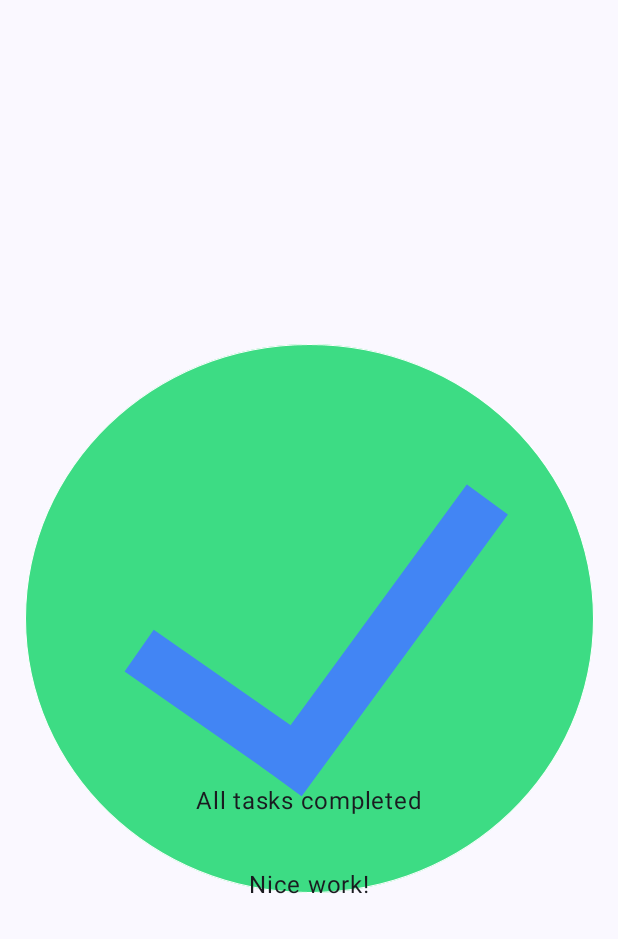
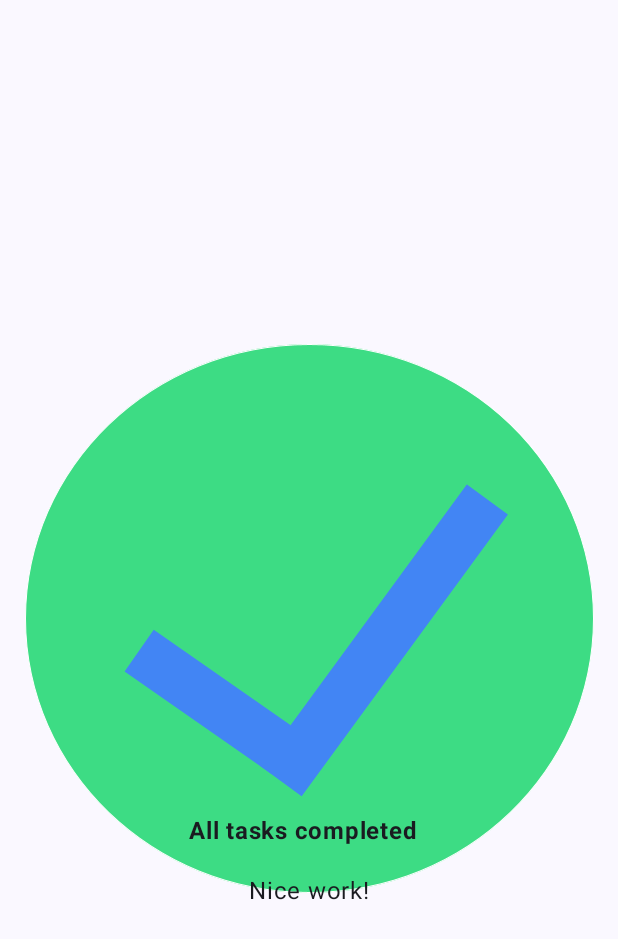
Before and after one commit to patricedjate/gestionnaireTache, an Android app built with Jetpack Compose: the screen it shows after launch (MainActivity), on a phone screen of 412 x 824 dp. Shown: the top 939 px of the screen. Run offline under Robolectric (Android 15) with nearby library versions, the phone set to English and light mode, and no system bars.

Commit message:
definitive commit

```diff
--- a/app/src/main/java/com/example/gestionnairedetches/MainActivity.kt
+++ b/app/src/main/java/com/example/gestionnairedetches/MainActivity.kt
@@ -19,6 +19,7 @@ import androidx.compose.runtime.Composable
 import androidx.compose.ui.Alignment
 import androidx.compose.ui.Modifier
 import androidx.compose.ui.res.painterResource
+import androidx.compose.ui.text.font.FontWeight
 import androidx.compose.ui.text.style.TextAlign
 import androidx.compose.ui.tooling.preview.Preview
 import androidx.compose.ui.unit.dp
@@ -49,15 +50,17 @@ fun CheckText( modifier: Modifier = Modifier) {
     ){
         Text(
             text = "All tasks completed",
+            fontWeight = FontWeight.Bold,
             modifier = Modifier
-                .padding(16.dp)
+                .padding(0.dp,24.dp,8.dp,0.dp)
                 .align(alignment = Alignment.CenterHorizontally)
+
 
             )
         Text(
             text = "Nice work!",
                     modifier = Modifier
-                    .padding(16.dp)
+                    .padding(0.dp,16.dp,0.dp,0.dp)
                 .align(alignment = Alignment.CenterHorizontally)
 
 
```
